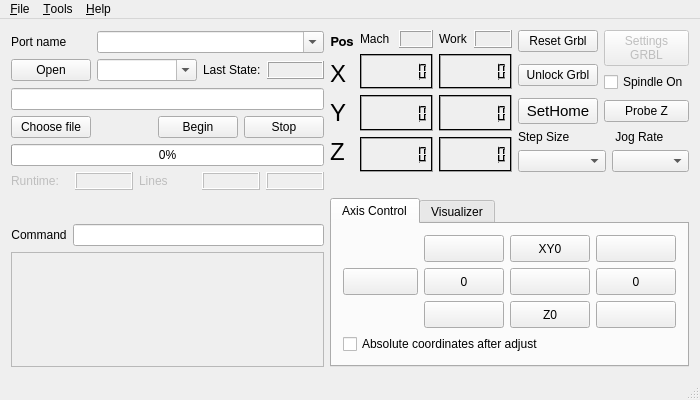
This is mainwindow.ui in ludwigpetrosyan/GrblHoming as Qt 5 draws it before an edit. The edited form follows.
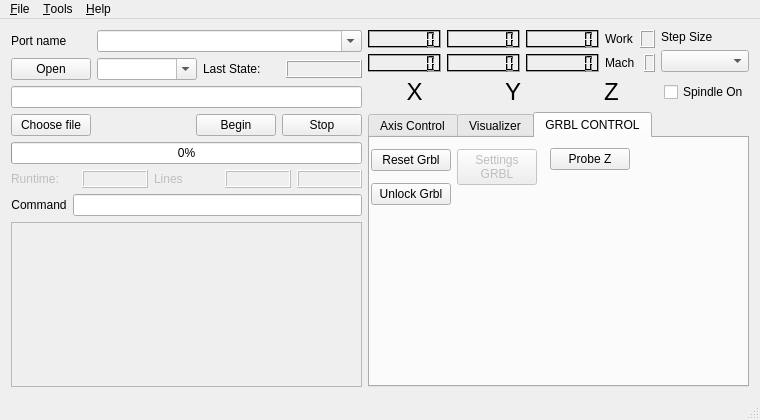
This is the edited form. The open tabs and pages were chosen to show the change. Icons and pictures are not drawn. Custom widgets are drawn as their Qt base class.

Commit message: chnged GUI min size to 780x460 for 5inch raspberry LCD

Patch:
```diff
--- a/mainwindow.ui
+++ b/mainwindow.ui
@@ -9,8 +9,8 @@
    <rect>
     <x>0</x>
     <y>0</y>
-    <width>700</width>
-    <height>400</height>
+    <width>760</width>
+    <height>420</height>
    </rect>
   </property>
   <property name="sizePolicy">
@@ -21,8 +21,8 @@
   </property>
   <property name="minimumSize">
    <size>
-    <width>700</width>
-    <height>400</height>
+    <width>760</width>
+    <height>420</height>
    </size>
   </property>
   <property name="maximumSize">
@@ -38,7 +38,7 @@
    <string/>
   </property>
   <widget class="QWidget" name="centralWidget">
-   <layout class="QGridLayout" name="gridLayout_6">
+   <layout class="QGridLayout" name="gridLayout_3">
     <item row="0" column="0" rowspan="2">
      <layout class="QVBoxLayout" name="verticalLayout_11">
       <item>
@@ -313,138 +313,13 @@
      </layout>
     </item>
     <item row="0" column="1">
-     <layout class="QHBoxLayout" name="horizontalLayout_7">
+     <layout class="QVBoxLayout" name="verticalLayout_5">
       <item>
-       <layout class="QVBoxLayout" name="verticalLayout_8">
-        <item>
-         <widget class="QLabel" name="lblX_2">
-          <property name="sizePolicy">
-           <sizepolicy hsizetype="Fixed" vsizetype="Fixed">
-            <horstretch>0</horstretch>
-            <verstretch>0</verstretch>
-           </sizepolicy>
-          </property>
-          <property name="font">
-           <font>
-            <family>FreeSans</family>
-            <pointsize>10</pointsize>
-            <weight>75</weight>
-            <bold>true</bold>
-           </font>
-          </property>
-          <property name="text">
-           <string>Pos</string>
-          </property>
-          <property name="alignment">
-           <set>Qt::AlignCenter</set>
-          </property>
-         </widget>
-        </item>
-        <item>
-         <widget class="QLabel" name="lblX">
-          <property name="sizePolicy">
-           <sizepolicy hsizetype="Fixed" vsizetype="Fixed">
-            <horstretch>0</horstretch>
-            <verstretch>0</verstretch>
-           </sizepolicy>
-          </property>
-          <property name="font">
-           <font>
-            <pointsize>18</pointsize>
-           </font>
-          </property>
-          <property name="text">
-           <string>X</string>
-          </property>
-          <property name="alignment">
-           <set>Qt::AlignCenter</set>
-          </property>
-         </widget>
-        </item>
-        <item>
-         <widget class="QLabel" name="lblY">
-          <property name="sizePolicy">
-           <sizepolicy hsizetype="Fixed" vsizetype="Fixed">
-            <horstretch>0</horstretch>
-            <verstretch>0</verstretch>
-           </sizepolicy>
-          </property>
-          <property name="font">
-           <font>
-            <pointsize>18</pointsize>
-           </font>
-          </property>
-          <property name="text">
-           <string>Y</string>
-          </property>
-          <property name="alignment">
-           <set>Qt::AlignCenter</set>
-          </property>
-         </widget>
-        </item>
-        <item>
-         <widget class="QLabel" name="lblZ">
-          <property name="sizePolicy">
-           <sizepolicy hsizetype="Fixed" vsizetype="Fixed">
-            <horstretch>0</horstretch>
-            <verstretch>0</verstretch>
-           </sizepolicy>
-          </property>
-          <property name="font">
-           <font>
-            <pointsize>18</pointsize>
-           </font>
-          </property>
-          <property name="text">
-           <string>Z</string>
-          </property>
-          <property name="alignment">
-           <set>Qt::AlignCenter</set>
-          </property>
-         </widget>
-        </item>
-       </layout>
-      </item>
+       <layout class="QHBoxLayout" name="horizontalLayout_5">
       <item>
        <layout class="QVBoxLayout" name="verticalLayout_3">
         <item>
-         <layout class="QHBoxLayout" name="horizontalLayout_3">
-          <item>
-           <widget class="QLabel" name="labelMachCoord">
-            <property name="sizePolicy">
-             <sizepolicy hsizetype="Fixed" vsizetype="Fixed">
-              <horstretch>0</horstretch>
-              <verstretch>0</verstretch>
-             </sizepolicy>
-            </property>
-            <property name="text">
-             <string>Mach </string>
-            </property>
-           </widget>
-          </item>
-          <item>
-           <widget class="QLabel" name="outputUnitsMachine">
-            <property name="sizePolicy">
-             <sizepolicy hsizetype="MinimumExpanding" vsizetype="Fixed">
-              <horstretch>0</horstretch>
-              <verstretch>0</verstretch>
-             </sizepolicy>
-            </property>
-            <property name="frameShape">
-             <enum>QFrame::Box</enum>
-            </property>
-            <property name="frameShadow">
-             <enum>QFrame::Raised</enum>
-            </property>
-            <property name="text">
-             <string/>
-            </property>
-           </widget>
-          </item>
-         </layout>
-        </item>
-        <item>
-         <layout class="QVBoxLayout" name="verticalLayoutMachCoord">
+           <layout class="QHBoxLayout" name="horizontalLayout_2">
           <item>
            <widget class="QLCDNumber" name="lcdMachNumberX">
             <property name="sizePolicy">
@@ -634,14 +509,6 @@
             </property>
            </widget>
           </item>
-         </layout>
-        </item>
-       </layout>
-      </item>
-      <item>
-       <layout class="QVBoxLayout" name="verticalLayout_6">
-        <item>
-         <layout class="QHBoxLayout" name="horizontalLayout_2">
           <item>
            <widget class="QLabel" name="labelWorkCoord">
             <property name="sizePolicy">
@@ -677,7 +544,7 @@
          </layout>
         </item>
         <item>
-         <layout class="QVBoxLayout" name="verticalLayoutWorkCoord">
+           <layout class="QHBoxLayout" name="horizontalLayout_3">
           <item>
            <widget class="QLCDNumber" name="lcdWorkNumberX">
             <property name="sizePolicy">
@@ -867,84 +734,42 @@
             </property>
            </widget>
           </item>
-         </layout>
-        </item>
-       </layout>
-      </item>
       <item>
-       <layout class="QVBoxLayout" name="verticalLayout_5">
-        <item>
-         <layout class="QGridLayout" name="gridLayout_3">
-          <item row="0" column="0">
-           <widget class="QPushButton" name="btnResetGrbl">
-            <property name="text">
-             <string>Reset Grbl</string>
-            </property>
-           </widget>
-          </item>
-          <item row="1" column="0" rowspan="2">
-           <widget class="QPushButton" name="btnUnlockGrbl">
+             <widget class="QLabel" name="labelMachCoord">
+              <property name="sizePolicy">
+               <sizepolicy hsizetype="Fixed" vsizetype="Fixed">
+                <horstretch>0</horstretch>
+                <verstretch>0</verstretch>
+               </sizepolicy>
+              </property>
             <property name="text">
-             <string>Unlock Grbl</string>
+               <string>Mach </string>
             </property>
            </widget>
           </item>
-          <item row="0" column="2" rowspan="2">
-           <widget class="QPushButton" name="btnGRBL">
-            <property name="enabled">
-             <bool>false</bool>
-            </property>
-            <property name="text">
-             <string>Settings
-GRBL</string>
-            </property>
-           </widget>
-          </item>
-          <item row="3" column="2">
-           <widget class="QPushButton" name="btnProbe">
-            <property name="text">
-             <string>Probe Z</string>
-            </property>
-           </widget>
-          </item>
-          <item row="3" column="0">
-           <widget class="QPushButton" name="btnSetHome">
-            <property name="enabled">
-             <bool>true</bool>
-            </property>
-            <property name="font">
-             <font>
-              <pointsize>11</pointsize>
-             </font>
-            </property>
-            <property name="autoFillBackground">
-             <bool>false</bool>
-            </property>
-            <property name="text">
-             <string>SetHome</string>
-            </property>
-           </widget>
-          </item>
-          <item row="2" column="2">
-           <widget class="QCheckBox" name="SpindleOn">
+            <item>
+             <widget class="QLabel" name="outputUnitsMachine">
             <property name="sizePolicy">
-             <sizepolicy hsizetype="Minimum" vsizetype="Expanding">
+               <sizepolicy hsizetype="MinimumExpanding" vsizetype="Fixed">
               <horstretch>0</horstretch>
               <verstretch>0</verstretch>
              </sizepolicy>
             </property>
-            <property name="text">
-             <string>Spindle On</string>
-            </property>
-            <property name="checked">
-             <bool>false</bool>
-            </property>
+              <property name="frameShape">
+               <enum>QFrame::Box</enum>
+              </property>
+              <property name="frameShadow">
+               <enum>QFrame::Raised</enum>
+              </property>
+              <property name="text">
+               <string/>
+              </property>
            </widget>
           </item>
          </layout>
         </item>
-        <item>
-         <layout class="QHBoxLayout" name="horizontalLayout_5">
+         </layout>
+        </item>
           <item>
            <layout class="QVBoxLayout" name="verticalLayoutStepSize">
             <item>
@@ -972,72 +797,94 @@
             </item>
            </layout>
           </item>
+       </layout>
+      </item>
           <item>
-           <layout class="QVBoxLayout" name="verticalLayoutStepSize_2">
+       <layout class="QHBoxLayout" name="horizontalLayout_7">
             <item>
-             <widget class="QLabel" name="lblStep_2">
+         <widget class="QLabel" name="lblX">
               <property name="sizePolicy">
-               <sizepolicy hsizetype="Minimum" vsizetype="Fixed">
+           <sizepolicy hsizetype="Expanding" vsizetype="Fixed">
                 <horstretch>0</horstretch>
                 <verstretch>0</verstretch>
                </sizepolicy>
               </property>
+          <property name="font">
+           <font>
+            <pointsize>18</pointsize>
+           </font>
+          </property>
               <property name="text">
-               <string> Jog Rate</string>
-              </property>
+           <string>X</string>
+          </property>
+          <property name="alignment">
+           <set>Qt::AlignCenter</set>
+          </property>
              </widget>
             </item>
             <item>
-             <widget class="QComboBox" name="comboJogRate">
+         <widget class="QLabel" name="lblY">
               <property name="sizePolicy">
-               <sizepolicy hsizetype="Minimum" vsizetype="Fixed">
+           <sizepolicy hsizetype="Expanding" vsizetype="Fixed">
                 <horstretch>0</horstretch>
                 <verstretch>0</verstretch>
                </sizepolicy>
               </property>
-             </widget>
-            </item>
-           </layout>
-          </item>
-         </layout>
-        </item>
-       </layout>
-      </item>
-     </layout>
-    </item>
-    <item row="1" column="1">
-     <spacer name="verticalSpacer">
-      <property name="orientation">
-       <enum>Qt::Vertical</enum>
-      </property>
-      <property name="sizeType">
-       <enum>QSizePolicy::MinimumExpanding</enum>
-      </property>
-      <property name="sizeHint" stdset="0">
-       <size>
-        <width>20</width>
-        <height>20</height>
-       </size>
-      </property>
-     </spacer>
-    </item>
-    <item row="2" column="0">
-     <spacer name="verticalSpacer_2">
-      <property name="orientation">
-       <enum>Qt::Vertical</enum>
-      </property>
-      <property name="sizeType">
-       <enum>QSizePolicy::MinimumExpanding</enum>
-      </property>
-      <property name="sizeHint" stdset="0">
-       <size>
-        <width>20</width>
-        <height>20</height>
-       </size>
-      </property>
-     </spacer>
-    </item>
-    <item row="2" column="1" rowspan="2">
+          <property name="font">
+           <font>
+            <pointsize>18</pointsize>
+           </font>
+          </property>
+          <property name="text">
+           <string>Y</string>
+          </property>
+          <property name="alignment">
+           <set>Qt::AlignCenter</set>
+          </property>
+         </widget>
+        </item>
+        <item>
+         <widget class="QLabel" name="lblZ">
+          <property name="sizePolicy">
+           <sizepolicy hsizetype="Expanding" vsizetype="Fixed">
+            <horstretch>0</horstretch>
+            <verstretch>0</verstretch>
+           </sizepolicy>
+          </property>
+          <property name="font">
+           <font>
+            <pointsize>18</pointsize>
+           </font>
+          </property>
+          <property name="text">
+           <string>Z</string>
+          </property>
+          <property name="alignment">
+           <set>Qt::AlignCenter</set>
+          </property>
+         </widget>
+        </item>
+        <item>
+         <widget class="QCheckBox" name="SpindleOn">
+          <property name="sizePolicy">
+           <sizepolicy hsizetype="Fixed" vsizetype="Fixed">
+            <horstretch>0</horstretch>
+            <verstretch>0</verstretch>
+           </sizepolicy>
+          </property>
+          <property name="text">
+           <string>Spindle On</string>
+          </property>
+          <property name="checked">
+           <bool>false</bool>
+          </property>
+         </widget>
+        </item>
+       </layout>
+      </item>
+     </layout>
+    </item>
+    <item row="1" column="1" rowspan="2">
      <widget class="QTabWidget" name="tabAxisVisualizer">
       <property name="sizePolicy">
        <sizepolicy hsizetype="Expanding" vsizetype="MinimumExpanding">
@@ -1286,6 +1133,51 @@
               </property>
              </widget>
             </item>
+            <item row="0" column="0">
+             <widget class="QPushButton" name="btnSetHome">
+              <property name="enabled">
+               <bool>true</bool>
+              </property>
+              <property name="font">
+               <font>
+                <pointsize>11</pointsize>
+               </font>
+              </property>
+              <property name="autoFillBackground">
+               <bool>false</bool>
+              </property>
+              <property name="text">
+               <string>SetHome</string>
+              </property>
+             </widget>
+            </item>
+            <item row="2" column="0">
+             <layout class="QVBoxLayout" name="verticalLayoutStepSize_2">
+              <item>
+               <widget class="QLabel" name="lblStep_2">
+                <property name="sizePolicy">
+                 <sizepolicy hsizetype="Fixed" vsizetype="Fixed">
+                  <horstretch>0</horstretch>
+                  <verstretch>0</verstretch>
+                 </sizepolicy>
+                </property>
+                <property name="text">
+                 <string> Jog Rate</string>
+                </property>
+               </widget>
+              </item>
+              <item>
+               <widget class="QComboBox" name="comboJogRate">
+                <property name="sizePolicy">
+                 <sizepolicy hsizetype="Fixed" vsizetype="Fixed">
+                  <horstretch>0</horstretch>
+                  <verstretch>0</verstretch>
+                 </sizepolicy>
+                </property>
+               </widget>
+              </item>
+             </layout>
+            </item>
            </layout>
           </item>
           <item>
@@ -1402,9 +1294,70 @@
         </item>
        </layout>
       </widget>
+      <widget class="QWidget" name="tab_2">
+       <attribute name="title">
+        <string>GRBL CONTROL</string>
+       </attribute>
+       <widget class="QPushButton" name="btnResetGrbl">
+        <property name="geometry">
+         <rect>
+          <x>1</x>
+          <y>11</y>
+          <width>80</width>
+          <height>22</height>
+         </rect>
+        </property>
+        <property name="text">
+         <string>Reset Grbl</string>
+        </property>
+       </widget>
+       <widget class="QPushButton" name="btnGRBL">
+        <property name="enabled">
+         <bool>false</bool>
+        </property>
+        <property name="geometry">
+         <rect>
+          <x>87</x>
+          <y>11</y>
+          <width>80</width>
+          <height>36</height>
+         </rect>
+        </property>
+        <property name="text">
+         <string>Settings
+GRBL</string>
+        </property>
+       </widget>
+       <widget class="QPushButton" name="btnUnlockGrbl">
+        <property name="geometry">
+         <rect>
+          <x>1</x>
+          <y>45</y>
+          <width>80</width>
+          <height>22</height>
+         </rect>
+        </property>
+        <property name="text">
+         <string>Unlock Grbl</string>
+        </property>
+       </widget>
+       <widget class="QPushButton" name="btnProbe">
+        <property name="geometry">
+         <rect>
+          <x>180</x>
+          <y>10</y>
+          <width>80</width>
+          <height>22</height>
+         </rect>
+        </property>
+        <property name="text">
+         <string>Probe Z</string>
+        </property>
+       </widget>
+      </widget>
      </widget>
     </item>
-    <item row="3" column="0">
+    <item row="2" column="0">
      <layout class="QVBoxLayout" name="verticalLayout_12">
       <item>
        <layout class="QHBoxLayout" name="horizontalLayout">
@@ -1449,7 +1402,7 @@
     <rect>
      <x>0</x>
      <y>0</y>
-     <width>700</width>
+     <width>760</width>
      <height>19</height>
     </rect>
    </property>
```
Lines whose indentation alone changed are shown as unchanged.
